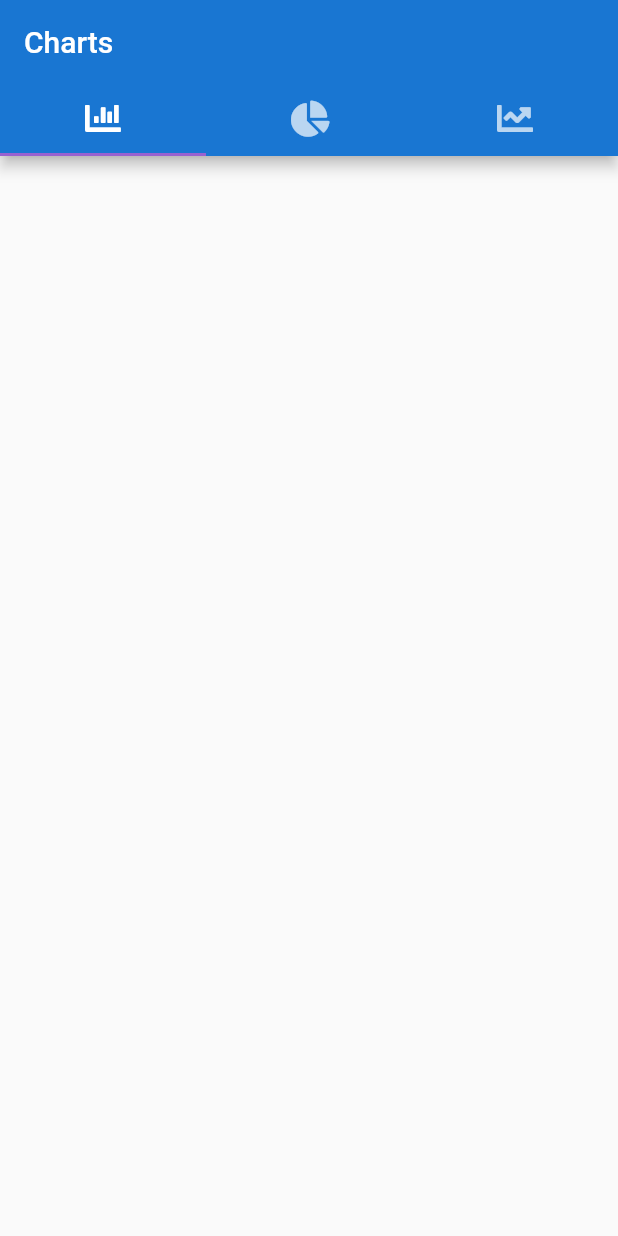
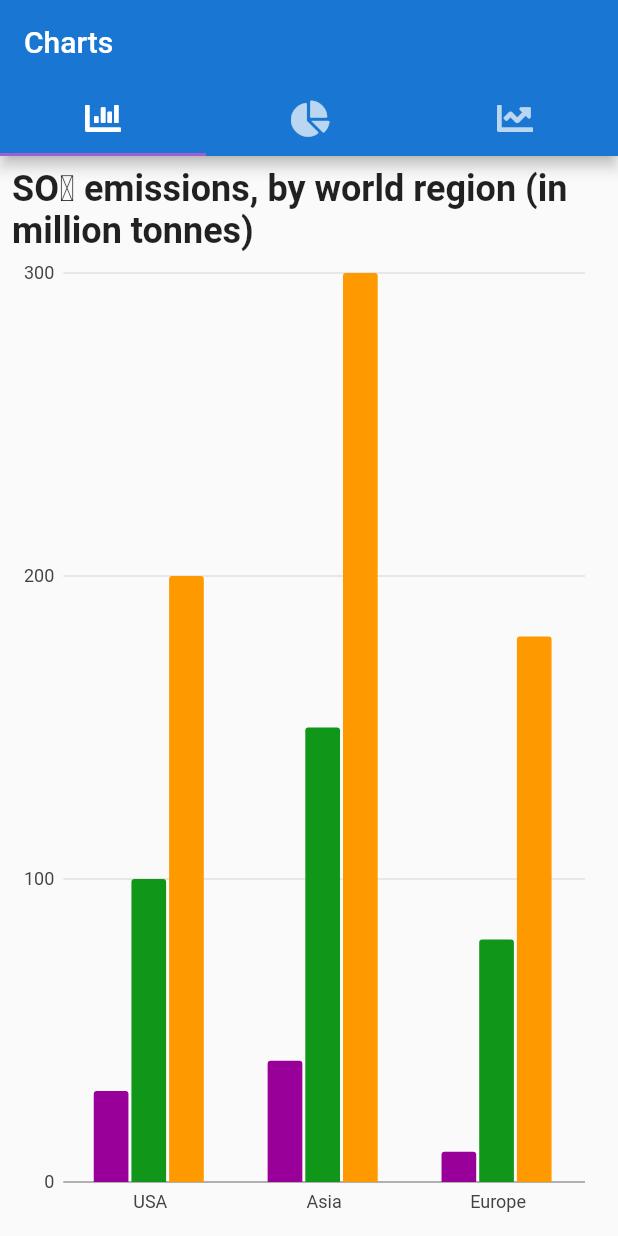
Before and after one commit to ruan65/charts_training, a Flutter app: the screen it shows after launch, on a phone screen of 412 x 824 dp. Run offline on Flutter 3.47's test engine with Material 2 defaults, Android fonts, the phone set to English and light mode, and no system bars; our stand-ins replace charts_flutter, font_awesome_flutter.

Commit message:
linear-chart

```diff
--- a/lib/homepage.dart
+++ b/lib/homepage.dart
@@ -26,6 +26,7 @@ class _HomePageState extends State<HomePage> {
   @override
   Widget build(BuildContext context) {
     return MaterialApp(
+      showSemanticsDebugger: false,
       home: DefaultTabController(
         length: 3,
         child: Scaffold(
@@ -44,7 +45,31 @@ class _HomePageState extends State<HomePage> {
             ),
           ),
           body: TabBarView(children: [
-            Container(),
+            Padding(
+              padding: EdgeInsets.all(8.0),
+              child: Container(
+                child: Center(
+                  child: Column(
+                    children: <Widget>[
+                      Text(
+                        'SO₂ emissions, by world region (in million tonnes)',
+                        style: TextStyle(
+                            fontSize: 24.0, fontWeight: FontWeight.bold),
+                      ),
+                      Expanded(
+                        child: charts.BarChart(
+                          _seriesData,
+                          animate: true,
+                          barGroupingType: charts.BarGroupingType.grouped,
+                          //behaviors: [new charts.SeriesLegend()],
+                          animationDuration: Duration(seconds: 1),
+                        ),
+                      ),
+                    ],
+                  ),
+                ),
+              ),
+            ),
             Padding(
               padding: EdgeInsets.all(8),
               child: Container(
@@ -93,7 +118,47 @@ class _HomePageState extends State<HomePage> {
                 ),
               ),
             ),
-            Container(),
+            Padding(
+              padding: EdgeInsets.all(8.0),
+              child: Container(
+                child: Center(
+                  child: Column(
+                    children: <Widget>[
+                      Text(
+                        'Sales for the first 5 years',
+                        style: TextStyle(
+                            fontSize: 24.0, fontWeight: FontWeight.bold),
+                      ),
+                      Expanded(
+                        child: charts.LineChart(_seriesLineData,
+                            defaultRenderer: new charts.LineRendererConfig(
+                                includeArea: true, stacked: true),
+                            animate: true,
+                            animationDuration: Duration(seconds: 1),
+                            behaviors: [
+                              new charts.ChartTitle('Years',
+                                  behaviorPosition:
+                                      charts.BehaviorPosition.bottom,
+                                  titleOutsideJustification: charts
+                                      .OutsideJustification.middleDrawArea),
+                              new charts.ChartTitle('Sales',
+                                  behaviorPosition:
+                                      charts.BehaviorPosition.start,
+                                  titleOutsideJustification: charts
+                                      .OutsideJustification.middleDrawArea),
+                              new charts.ChartTitle(
+                                'Departments',
+                                behaviorPosition: charts.BehaviorPosition.end,
+                                titleOutsideJustification:
+                                    charts.OutsideJustification.middleDrawArea,
+                              )
+                            ]),
+                      ),
+                    ],
+                  ),
+                ),
+              ),
+            ),
           ]),
         ),
       ),
@@ -110,5 +175,70 @@ class _HomePageState extends State<HomePage> {
           id: 'Daily Task',
           labelAccessorFn: (Task row, i) => '${row.taskvalue}'),
     );
+
+    _seriesData.add(
+      charts.Series(
+        domainFn: (Pollution pollution, _) => pollution.place,
+        measureFn: (Pollution pollution, _) => pollution.quantity,
+        id: '2017',
+        data: data1,
+        fillPatternFn: (_, __) => charts.FillPatternType.solid,
+        fillColorFn: (Pollution pollution, _) =>
+            charts.ColorUtil.fromDartColor(Color(0xff990099)),
+      ),
+    );
+
+    _seriesData.add(
+      charts.Series(
+        domainFn: (Pollution pollution, _) => pollution.place,
+        measureFn: (Pollution pollution, _) => pollution.quantity,
+        id: '2018',
+        data: data2,
+        fillPatternFn: (_, __) => charts.FillPatternType.forwardHatch,
+        fillColorFn: (Pollution pollution, _) =>
+            charts.ColorUtil.fromDartColor(Color(0xff109618)),
+      ),
+    );
+
+    _seriesData.add(
+      charts.Series(
+        domainFn: (Pollution pollution, _) => pollution.place,
+        measureFn: (Pollution pollution, _) => pollution.quantity,
+        id: '2019',
+        data: data3,
+        fillPatternFn: (_, __) => charts.FillPatternType.solid,
+        fillColorFn: (Pollution pollution, _) =>
+            charts.ColorUtil.fromDartColor(Color(0xffff9900)),
+      ),
+    );
+
+    _seriesLineData.add(
+      charts.Series(
+        colorFn: (__, _) => charts.ColorUtil.fromDartColor(Color(0xff990099)),
+        id: 'Sailes',
+        data: linesalesdata,
+        domainFn: (Sales sales, _) => sales.yearval,
+        measureFn: (Sales sales, _) => sales.salesval,
+      ),
+    );
+
+    _seriesLineData.add(
+      charts.Series(
+        colorFn: (__, _) => charts.ColorUtil.fromDartColor(Color(0xff109618)),
+        id: 'Sailes',
+        data: linesalesdata1,
+        domainFn: (Sales sales, _) => sales.yearval,
+        measureFn: (Sales sales, _) => sales.salesval,
+      ),
+    );
+    _seriesLineData.add(
+      charts.Series(
+        colorFn: (__, _) => charts.ColorUtil.fromDartColor(Color(0xffff9900)),
+        id: 'Sailes',
+        data: linesalesdata2,
+        domainFn: (Sales sales, _) => sales.yearval,
+        measureFn: (Sales sales, _) => sales.salesval,
+      ),
+    );
   }
 }
```
